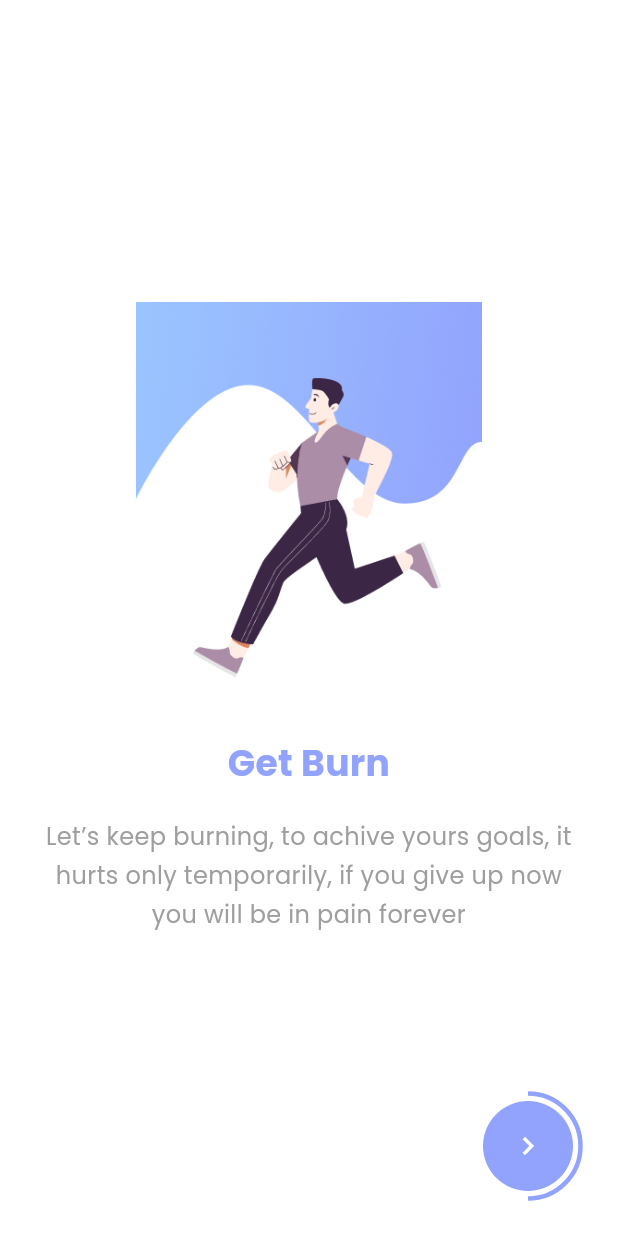
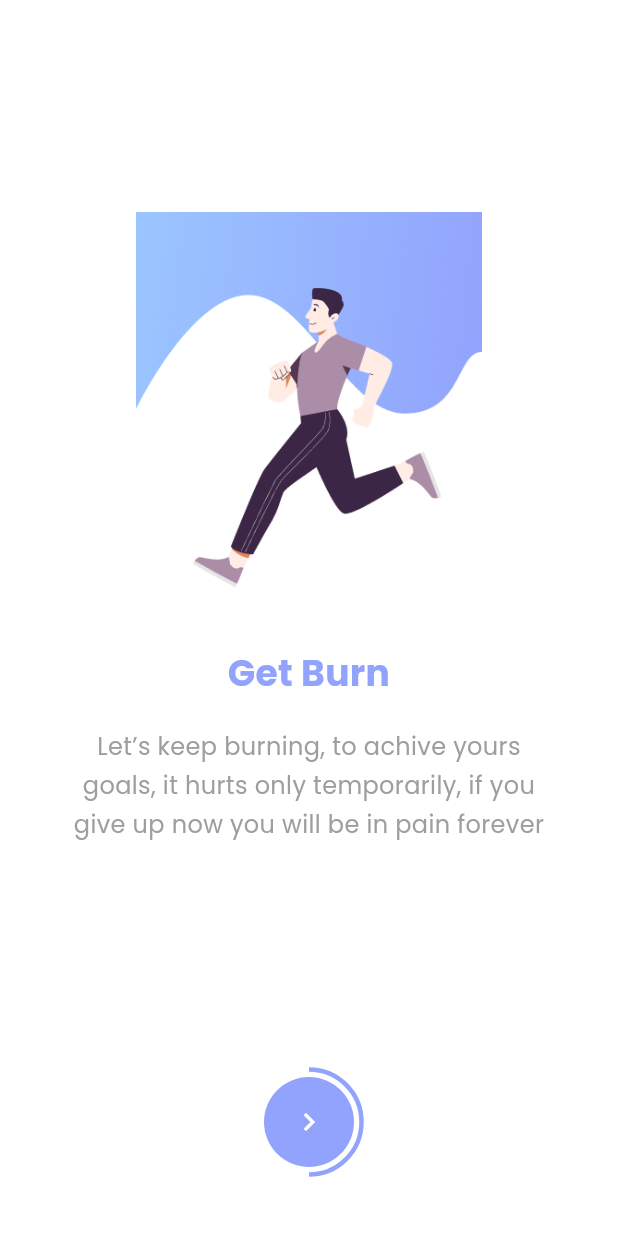
Before and after one commit to TheHiddenDeveloper/AfroFit, a Flutter app: the screen it shows after launch, after a tap on the "navigate next" icon, on a phone screen of 412 x 824 dp. Run offline on Flutter 3.47's test engine with Material 3 defaults, Android fonts, the phone set to English and light mode, and no system bars; our stand-ins replace animated_toggle_switch, carousel_slider, firebase_auth, firebase_core, fl_chart, get and 6 more; missing offline and left inert: dotted_dashed_line, flutter_facebook_auth, simple_animation_progress_bar; accounts and stored records are empty; key blocks and very long unbroken strings in the code were emptied for the run.

```diff
--- /dev/null
+++ b/lib/services/sharedPref_service.dart
@@ -0,0 +1,19 @@
+// ignore: file_names
+import 'package:shared_preferences/shared_preferences.dart';
+import 'package:fitnessapp/utils/key_sharedPrefs.dart';
+
+class SharedPrefsService {
+  static final SharedPrefsService _instance = SharedPrefsService._internal();
+  factory SharedPrefsService() => _instance;
+  SharedPrefsService._internal();
+
+  Future<void> setOnboardingComplete() async {
+    final prefs = await SharedPreferences.getInstance();
+    await prefs.setBool(SharedPrefsKeys.hasCompletedOnboarding, true);
+  }
+
+  Future<bool> isOnboardingComplete() async {
+    final prefs = await SharedPreferences.getInstance();
+    return prefs.getBool(SharedPrefsKeys.hasCompletedOnboarding) ?? false;
+  }
+}
--- /dev/null
+++ b/lib/utils/key_sharedPrefs.dart
@@ -0,0 +1,3 @@
+class SharedPrefsKeys {
+  static const String hasCompletedOnboarding = 'has_completed_onboarding';
+}
--- a/lib/view/on_boarding/on_boarding_screen.dart
+++ b/lib/view/on_boarding/on_boarding_screen.dart
@@ -2,11 +2,11 @@ import 'package:fitnessapp/utils/app_colors.dart';
 import 'package:fitnessapp/view/on_boarding/widgets/pager_widget.dart';
 import 'package:fitnessapp/utils/permissions_handler.dart';
 import 'package:fitnessapp/view/signup/signup_screen.dart';
-import 'package:flutter/material.dart';
-import 'package:fitnessapp/utils/permissions_handler.dart'; // ⬅️ Import your permissions helper
+import 'package:flutter/material.dart'; // ⬅️ Import your permissions helper // Import your Dashboard screen
+import 'package:fitnessapp/services/sharedPref_service.dart'; // Import SharedPrefsService
 
 class OnBoardingScreen extends StatefulWidget {
-  static String routeName = "/OnBoardingScreen";
+  static String routeName = "/onBoarding";
   const OnBoardingScreen({Key? key}) : super(key: key);
 
   @override
@@ -43,14 +43,39 @@ class _OnBoardingScreenState extends State<OnBoardingScreen> {
   ];
   int selectedIndex = 0;
 
+  Future<void> _handleNavigation() async {
+    if (selectedIndex == pageList.length - 1) {
+      // Set onboarding as complete
+      await SharedPrefsService().setOnboardingComplete();
+      // Request permissions
+      await AppPermissions.requestAllPermissions();
+      if (!mounted) return;
+      // Navigate to signup since user won't be logged in at this point
+      Navigator.pushReplacementNamed(context, SignupScreen.routeName);
+    } else {
+      // Move to next page
+      setState(() {
+        selectedIndex += 1;
+      });
+      pageController.animateToPage(
+        selectedIndex,
+        duration: const Duration(milliseconds: 700),
+        curve: Curves.easeInSine,
+      );
+    }
+  }
+
   @override
   Widget build(BuildContext context) {
     return Scaffold(
-      backgroundColor: AppColors.whiteColor,
-      body: Stack(
-        alignment: Alignment.bottomRight,
+      backgroundColor: Colors.white,
+      body: SafeArea(
+        child: Padding(
+          padding: const EdgeInsets.all(16.0),
+          child: Column(
             children: [
-          PageView.builder(
+              Expanded(
+                child: PageView.builder(
                   controller: pageController,
                   itemCount: pageList.length,
                   onPageChanged: (i) {
@@ -62,6 +87,7 @@ class _OnBoardingScreenState extends State<OnBoardingScreen> {
                     var temp = pageList[index] as Map? ?? {};
                     return PagerWidget(obj: temp);
                   },
+                ),
               ),
               SizedBox(
                 width: 120,
@@ -79,7 +105,8 @@ class _OnBoardingScreenState extends State<OnBoardingScreen> {
                       ),
                     ),
                     Container(
-                  margin: const EdgeInsets.symmetric(horizontal: 25, vertical: 25),
+                      margin: const EdgeInsets.symmetric(
+                          horizontal: 25, vertical: 25),
                       width: 60,
                       height: 60,
                       decoration: BoxDecoration(
@@ -87,34 +114,21 @@ class _OnBoardingScreenState extends State<OnBoardingScreen> {
                         color: AppColors.primaryColor1,
                       ),
                       child: IconButton(
-                    icon: const Icon(
-                      Icons.navigate_next,
+                        icon: Icon(
+                          selectedIndex == pageList.length - 1
+                              ? Icons.check
+                              : Icons.navigate_next,
                           color: AppColors.whiteColor,
                         ),
-                    onPressed: () async {
-                      if (selectedIndex < 3) {
-                        setState(() {
-                          selectedIndex += 1;
-                        });
-                        pageController.animateToPage(
-                          selectedIndex,
-                          duration: const Duration(milliseconds: 700),
-                          curve: Curves.easeInSine,
-                        );
-                      } else {
-                        // ✅ Request permissions before signup
-                        await AppPermissions.requestAllPermissions();
-
-                        // ✅ Navigate to signup screen after permission request
-                        Navigator.pushNamed(context, SignupScreen.routeName);
-                      }
-                    },
+                        onPressed: _handleNavigation,
                       ),
                     ),
                   ],
                 ),
-          )
+              ),
             ],
+          ),
+        ),
       ),
     );
   }
--- a/lib/view/splash/splash_screen.dart
+++ b/lib/view/splash/splash_screen.dart
@@ -1,6 +1,10 @@
 import 'dart:async';
+import 'package:firebase_auth/firebase_auth.dart';
 import 'package:fitnessapp/view/on_boarding/on_boarding_screen.dart';
+import 'package:fitnessapp/view/signup/signup_screen.dart';
+import 'package:fitnessapp/view/dashboard/dashboard_screen.dart';
 import 'package:flutter/material.dart';
+import 'package:fitnessapp/services/sharedPref_service.dart';
 
 class SplashScreen extends StatefulWidget {
   const SplashScreen({Key? key}) : super(key: key);
@@ -13,20 +17,41 @@ class _SplashScreenState extends State<SplashScreen> {
   @override
   void initState() {
     super.initState();
+    _checkInitialRoute();
+  }
 
-    // Navigate to onboarding screen after 3 seconds
-    Timer(const Duration(seconds: 3), () {
-      Navigator.pushReplacement(
-        context,
-        MaterialPageRoute(builder: (context) => const OnBoardingScreen()),
-      );
-    });
+  Future<void> _checkInitialRoute() async {
+    // Add splash screen delay
+    await Future.delayed(const Duration(seconds: 3));
+
+    if (!mounted) return;
+
+    // Check if onboarding was completed
+    final bool isOnboardingComplete =
+        await SharedPrefsService().isOnboardingComplete();
+
+    // Check if user is logged in
+    final currentUser = FirebaseAuth.instance.currentUser;
+
+    if (!mounted) return;
+
+    if (!isOnboardingComplete) {
+      // If onboarding not complete, show onboarding
+      Navigator.pushReplacementNamed(context, OnBoardingScreen.routeName);
+    } else if (currentUser == null) {
+      // If onboarding complete but not logged in, show signup
+      Navigator.pushReplacementNamed(context, SignupScreen.routeName);
+    } else {
+      // If logged in, go to dashboard
+      Navigator.pushReplacementNamed(context, DashboardScreen.routeName);
+    }
   }
 
   @override
   Widget build(BuildContext context) {
     return Scaffold(
-      backgroundColor: Colors.white, // or use Theme.of(context).colorScheme.background
+      backgroundColor:
+          Colors.white, // or use Theme.of(context).colorScheme.background
       body: Center(
         child: Column(
           mainAxisAlignment: MainAxisAlignment.center,
--- a/pubspec.yaml
+++ b/pubspec.yaml
@@ -51,6 +51,7 @@ dependencies:
   google_sign_in: ^6.1.4
   flutter_facebook_auth: ^6.0.4
   get: ^4.7.2
+  shared_preferences: ^2.2.0
 
 
 dev_dependencies:
```
Also changed, not shown: lib/main.dart (+4 -5 lines), pubspec.lock, 5 other files. Lines whose indentation alone changed are shown as unchanged.
